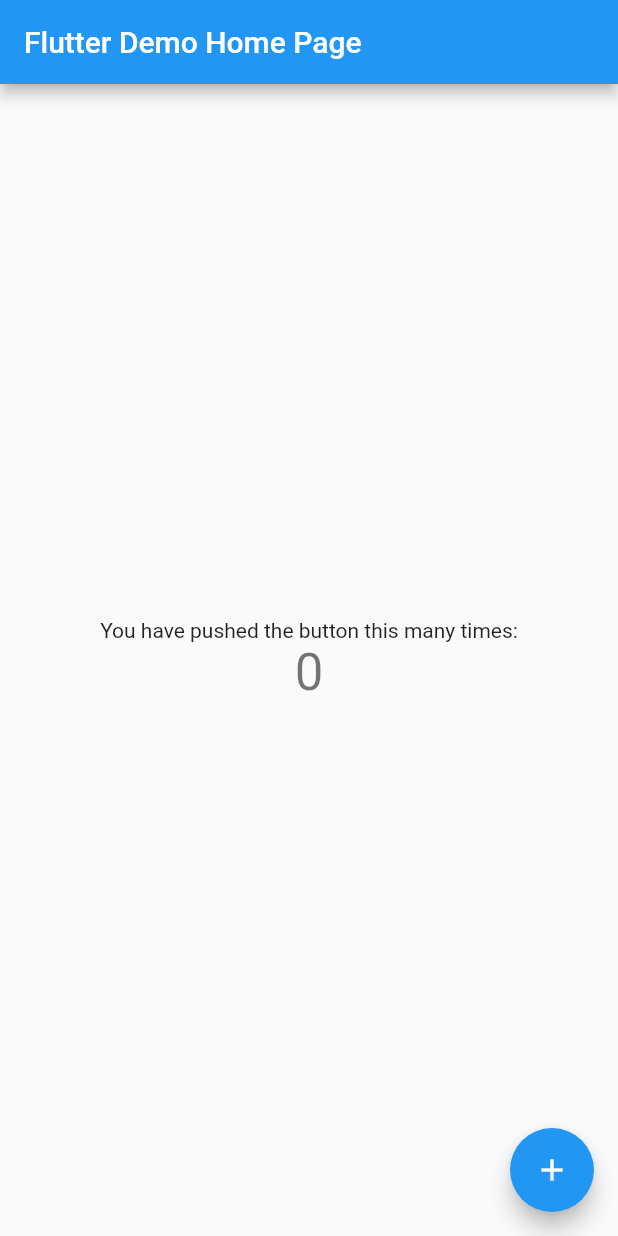
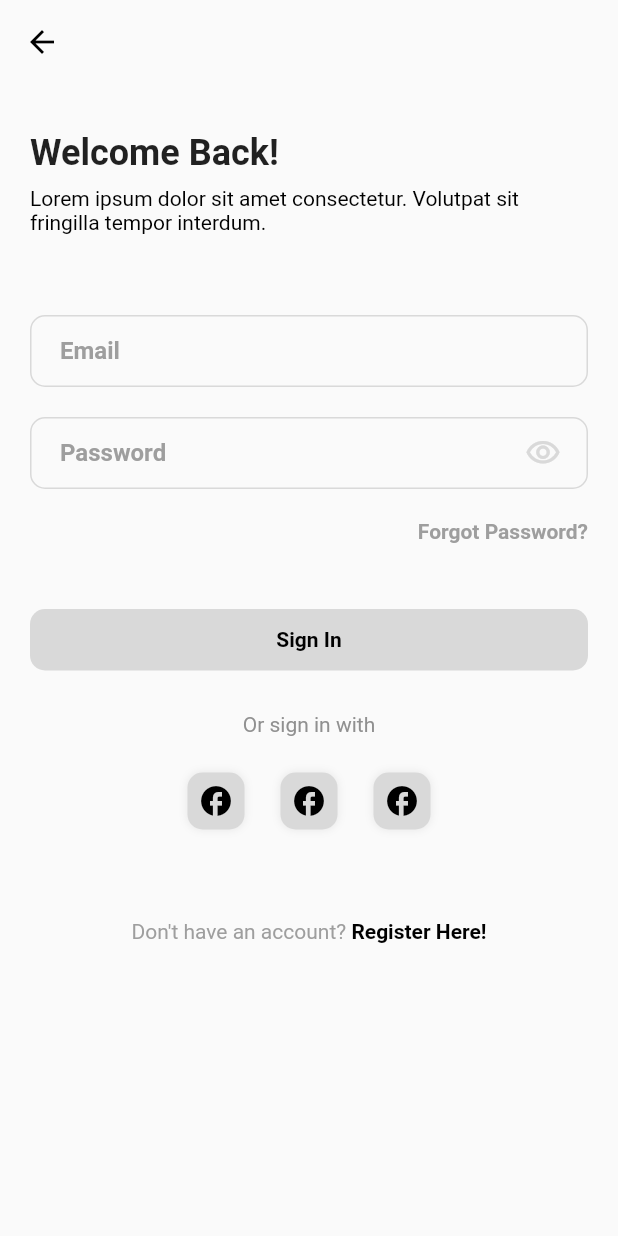
Before and after one commit to ChaRum-Capstone-Project-Batch-3/Mobile, a Flutter app: the screen it shows after launch, on a phone screen of 412 x 824 dp. Run offline on Flutter 3.47's test engine with Material 2 defaults, Android fonts, the light colour scheme and no system bars.

Commit message:
feat: login screen wireframe

```diff
--- a/lib/cubit/fgd_cubit.dart
+++ b/lib/cubit/fgd_cubit.dart
@@ -1,8 +1,8 @@
-import 'package:bloc/bloc.dart';
-import 'package:meta/meta.dart';
+// import 'package:bloc/bloc.dart';
+// import 'package:meta/meta.dart';
 
-part 'fgd_state.dart';
+// part 'fgd_state.dart';
 
-class FgdCubit extends Cubit<FgdState> {
-  FgdCubit() : super(FgdInitial());
-}
+// class FgdCubit extends Cubit<FgdState> {
+//   FgdCubit() : super(FgdInitial());
+// }
--- a/lib/cubit/fgd_state.dart
+++ b/lib/cubit/fgd_state.dart
@@ -1,6 +1,6 @@
-part of 'fgd_cubit.dart';
+// part of 'fgd_cubit.dart';
 
-@immutable
-abstract class FgdState {}
+// @immutable
+// abstract class FgdState {}
 
-class FgdInitial extends FgdState {}
+// class FgdInitial extends FgdState {}
--- /dev/null
+++ b/lib/login_screen.dart
@@ -0,0 +1,257 @@
+import 'package:flutter/material.dart';
+import 'package:flutter/src/widgets/container.dart';
+import 'package:flutter/src/widgets/framework.dart';
+
+class LoginScreen extends StatefulWidget {
+  const LoginScreen({super.key});
+
+  @override
+  State<LoginScreen> createState() => _LoginScreenState();
+}
+
+class _LoginScreenState extends State<LoginScreen> {
+  @override
+  Widget build(BuildContext context) {
+    return Scaffold(
+      appBar: AppBar(
+        leading: const Icon(
+          Icons.arrow_back,
+          color: Colors.black,
+        ),
+        shadowColor: Colors.transparent,
+        backgroundColor: Colors.transparent,
+      ),
+      body: SingleChildScrollView(
+        child: Padding(
+          padding: const EdgeInsets.symmetric(horizontal: 20),
+          child: Column(
+            crossAxisAlignment: CrossAxisAlignment.start,
+            children: [
+              SizedBox(height: 32,),
+              Text(
+                'Welcome Back!',
+                style: TextStyle(
+                  fontSize: 24,
+                  fontWeight: FontWeight.bold,
+                ),
+              ),
+              SizedBox(height: 8,),
+              Text(
+                'Lorem ipsum dolor sit amet consectetur. Volutpat sit fringilla tempor interdum.',
+                style: TextStyle(
+                  fontSize: 14,
+                  color: Colors.black,
+                ),
+              ),
+              SizedBox(height: 54,),
+              TextFormField(
+                decoration: InputDecoration(
+                  contentPadding: EdgeInsets.fromLTRB(20.0, 10.0, 20.0, 10.0),
+                  labelText: 'Email',
+                  labelStyle: TextStyle(
+                    color: Colors.grey,
+                    fontWeight: FontWeight.w600,
+                  ),
+                  enabledBorder: OutlineInputBorder(
+                    borderRadius: BorderRadius.circular(10),
+                    borderSide: BorderSide(
+                      color: Color(0xFFD9D9D9),
+                    ),
+                  ),
+                  focusedBorder: OutlineInputBorder(
+                    borderSide: BorderSide(
+                      color: Color(0xFFD9D9D9),
+                    ),
+                  ),
+                ),
+              ),
+              SizedBox(height: 20,),
+              TextFormField(
+                decoration: InputDecoration(
+                  contentPadding: EdgeInsets.symmetric(horizontal: 20, vertical: 10),
+                  labelText: 'Password',
+                  labelStyle: TextStyle(
+                    color: Colors.grey,
+                    fontWeight: FontWeight.w600,
+                  ),
+                  suffixIcon: Padding(
+                    padding: const EdgeInsets.only(right: 12),
+                    child: Icon(
+                      Icons.visibility_outlined,
+                      color: Color(0xFFD9D9D9),
+
+                    ),
+                  ),
+                  enabledBorder: OutlineInputBorder(
+                    borderRadius: BorderRadius.circular(10),
+                    borderSide: BorderSide(
+                      color: Color(0xFFD9D9D9),
+                    ),
+                  ),
+                  focusedBorder: OutlineInputBorder(
+                    borderSide: BorderSide(
+                      color: Color(0xFFD9D9D9),
+                    ),
+                  ),
+                ),
+              ),
+              SizedBox(height: 20,),
+              Align(
+                alignment: Alignment.centerRight,
+                child: Text(
+                  'Forgot Password?',
+                  style: TextStyle(
+                    fontSize: 14,
+                    color: Colors.grey,
+                    fontWeight: FontWeight.bold,
+                  ),
+                ),
+              ),
+              SizedBox(height: 44,),
+              InkWell(
+                onTap: () {},
+                child: Container(
+                  width: double.infinity,
+                  height: 41,
+                  decoration: BoxDecoration(
+                    color: Color(0xFFD9D9D9),
+                    borderRadius: BorderRadius.circular(10),
+                  ),
+                  child: Center(
+                    child: Text(
+                      'Sign In',
+                      style: TextStyle(
+                        color: Colors.black,
+                        fontSize: 14,
+                        fontWeight: FontWeight.bold,
+                      ),
+                    ),
+                  ),
+                ),
+              ),
+              SizedBox(height: 28,),
+              Align(
+                alignment: Alignment.center,
+                child: Text(
+                  'Or sign in with',
+                  style: TextStyle(
+                    fontSize: 14,
+                    color: Color(0xFF909090),
+                  ),
+                ),
+              ),
+              SizedBox(height: 24,),
+              Row(
+                crossAxisAlignment: CrossAxisAlignment.center,
+                mainAxisAlignment: MainAxisAlignment.center,
+                children: [
+                  InkWell(
+                    onTap: () {},
+                    child: Container(
+                      width: 38,
+                      height: 38,
+                      decoration: BoxDecoration(
+                        color: Color(0xFFD9D9D9),
+                        borderRadius: BorderRadius.circular(10),
+                        boxShadow: [
+                          BoxShadow(
+                            color: Colors.grey.withOpacity(0.2),
+                            spreadRadius: 0,
+                            blurRadius: 4,
+                            offset: Offset.zero, // changes position of shadow
+                          ),
+                        ],
+                      ),
+                      child: Center(
+                        child: Icon(
+                          Icons.facebook,
+                          color: Colors.black,
+                        ),
+                      ),
+                    ),
+                  ),
+                  SizedBox(width: 24,),
+                  InkWell(
+                    onTap: () {},
+                    child: Container(
+                      width: 38,
+                      height: 38,
+                      decoration: BoxDecoration(
+                        color: Color(0xFFD9D9D9),
+                        borderRadius: BorderRadius.circular(10),
+                        boxShadow: [
+                          BoxShadow(
+                            color: Colors.grey.withOpacity(0.2),
+                            spreadRadius: 0,
+                            blurRadius: 4,
+                            offset: Offset.zero, // changes position of shadow
+                          ),
+                        ],
+                      ),
+                      child: Center(
+                        child: Icon(
+                          Icons.facebook,
+                          color: Colors.black,
+                        ),
+                      ),
+                    ),
+                  ),
+                  SizedBox(width: 24,),
+                  InkWell(
+                    onTap: () {},
+                    child: Container(
+                      width: 38,
+                      height: 38,
+                      decoration: BoxDecoration(
+                        color: Color(0xFFD9D9D9),
+                        borderRadius: BorderRadius.circular(10),
+                        boxShadow: [
+                          BoxShadow(
+                            color: Colors.grey.withOpacity(0.2),
+                            spreadRadius: 0,
+                            blurRadius: 4,
+                            offset: Offset.zero, // changes position of shadow
+                          ),
+                        ],
+                      ),
+                      child: Center(
+                        child: Icon(
+                          Icons.facebook,
+                          color: Colors.black,
+                        ),
+                      ),
+                    ),
+                  ),
+                ],
+              ),
+              SizedBox(height: 60,),
+              Align(
+                alignment: Alignment.center,
+                child: RichText(
+                  text: TextSpan(
+                    text: 'Don\'t have an account? ',
+                    style: TextStyle(
+                      fontSize: 14,
+                      color: Colors.grey,
+                    ),
+                    children: [
+                      TextSpan(
+                        text: 'Register Here!',
+                        style: TextStyle(
+                          fontSize: 14,
+                          color: Colors.black,
+                          fontWeight: FontWeight.bold,
+                        ),
+                      ),
+                    ],
+                  ),
+                ),
+              ),
+              SizedBox(height: 60,),
+            ],
+          )
+        ),
+      ),
+    );
+  }
+}
--- a/lib/main.dart
+++ b/lib/main.dart
@@ -1,3 +1,4 @@
+import 'package:fgd_flutter/login_screen.dart';
 import 'package:flutter/material.dart';
 
 void main() {
@@ -12,104 +13,7 @@
   Widget build(BuildContext context) {
     return MaterialApp(
       title: 'Flutter Demo',
-      theme: ThemeData(
-        // This is the theme of your application.
-        //
-        // Try running your application with "flutter run". You'll see the
-        // application has a blue toolbar. Then, without quitting the app, try
-        // changing the primarySwatch below to Colors.green and then invoke
-        // "hot reload" (press "r" in the console where you ran "flutter run",
-        // or simply save your changes to "hot reload" in a Flutter IDE).
-        // Notice that the counter didn't reset back to zero; the application
-        // is not restarted.
-        primarySwatch: Colors.blue,
-      ),
-      home: const MyHomePage(title: 'Flutter Demo Home Page'),
+      home: const LoginScreen(),
     );
   }
 }
-
-class MyHomePage extends StatefulWidget {
-  const MyHomePage({super.key, required this.title});
-
-  // This widget is the home page of your application. It is stateful, meaning
-  // that it has a State object (defined below) that contains fields that affect
-  // how it looks.
-
-  // This class is the configuration for the state. It holds the values (in this
-  // case the title) provided by the parent (in this case the App widget) and
-  // used by the build method of the State. Fields in a Widget subclass are
-  // always marked "final".
-
-  final String title;
-
-  @override
-  State<MyHomePage> createState() => _MyHomePageState();
-}
-
-class _MyHomePageState extends State<MyHomePage> {
-  int _counter = 0;
-
-  void _incrementCounter() {
-    setState(() {
-      // This call to setState tells the Flutter framework that something has
-      // changed in this State, which causes it to rerun the build method below
-      // so that the display can reflect the updated values. If we changed
-      // _counter without calling setState(), then the build method would not be
-      // called again, and so nothing would appear to happen.
-      _counter++;
-    });
-  }
-
-  @override
-  Widget build(BuildContext context) {
-    // This method is rerun every time setState is called, for instance as done
-    // by the _incrementCounter method above.
-    //
-    // The Flutter framework has been optimized to make rerunning build methods
-    // fast, so that you can just rebuild anything that needs updating rather
-    // than having to individually change instances of widgets.
-    return Scaffold(
-      appBar: AppBar(
-        // Here we take the value from the MyHomePage object that was created by
-        // the App.build method, and use it to set our appbar title.
-        title: Text(widget.title),
-      ),
-      body: Center(
-        // Center is a layout widget. It takes a single child and positions it
-        // in the middle of the parent.
-        child: Column(
-          // Column is also a layout widget. It takes a list of children and
-          // arranges them vertically. By default, it sizes itself to fit its
-          // children horizontally, and tries to be as tall as its parent.
-          //
-          // Invoke "debug painting" (press "p" in the console, choose the
-          // "Toggle Debug Paint" action from the Flutter Inspector in Android
-          // Studio, or the "Toggle Debug Paint" command in Visual Studio Code)
-          // to see the wireframe for each widget.
-          //
-          // Column has various properties to control how it sizes itself and
-          // how it positions its children. Here we use mainAxisAlignment to
-          // center the children vertically; the main axis here is the vertical
-          // axis because Columns are vertical (the cross axis would be
-          // horizontal).
-          mainAxisAlignment: MainAxisAlignment.center,
-          children: <Widget>[
-            const Text(
-              'You have pushed the button this many times:',
-            ),
-            Text(
-              '$_counter',
-              style: Theme.of(context).textTheme.headline4,
-            ),
-          ],
-        ),
-      ),
-      floatingActionButton: FloatingActionButton(
-        onPressed: _incrementCounter,
-        tooltip: 'Increment',
-        child: const Icon(Icons.add),
-      ), // This trailing comma makes auto-formatting nicer for build methods.
-    );
-  }
-}
```
Also changed, not shown: 1 other file.
